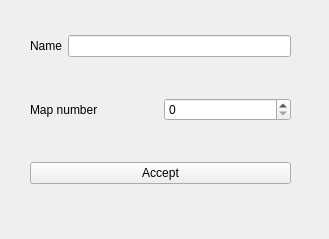
Rpetey317/taller1-worms, file Client/src/Launcher/Forms/crear_partida_nueva.ui: the form before one commit.
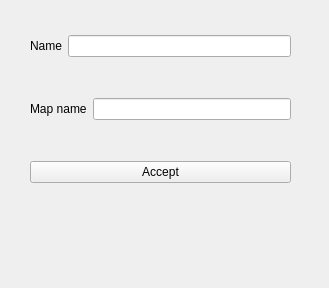
The form after the commit.

What changed in the file:
```diff
--- a/Client/src/Launcher/Forms/crear_partida_nueva.ui
+++ b/Client/src/Launcher/Forms/crear_partida_nueva.ui
@@ -7,7 +7,7 @@
     <x>0</x>
     <y>0</y>
     <width>329</width>
-    <height>239</height>
+    <height>288</height>
    </rect>
   </property>
   <property name="windowTitle">
@@ -42,12 +42,12 @@
       <item>
        <widget class="QLabel" name="label_3">
         <property name="text">
-         <string>Map number</string>
+         <string>Map name</string>
         </property>
        </widget>
       </item>
       <item>
-       <widget class="QSpinBox" name="mapNumber"/>
+       <widget class="QLineEdit" name="mapName"/>
       </item>
      </layout>
     </item>
```
